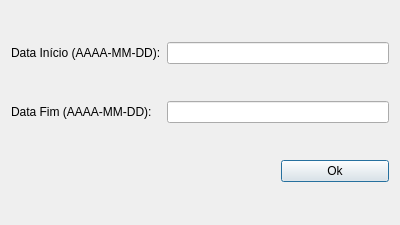
First picture: the form in uis/addAtividadeGeral.ui, repository dsgoficial/SAP_Gerente, before the edit.
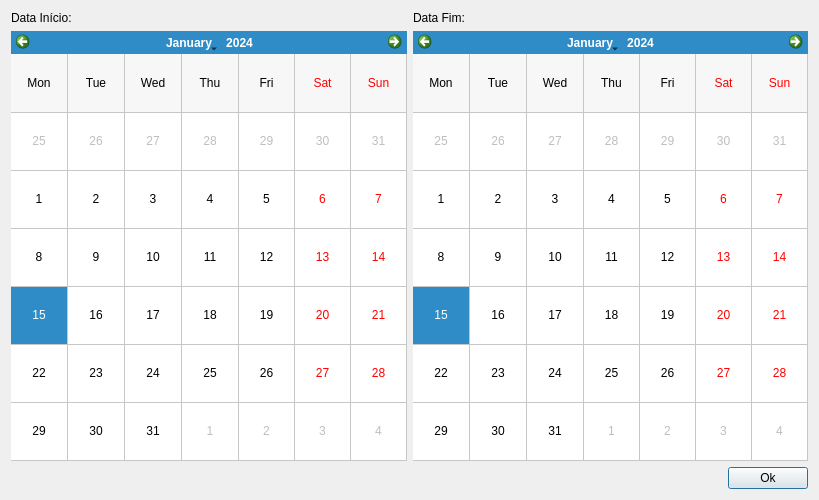
Second picture: the form after the edit.

Commit message: melhoria na escolha de datas para relatório geral e relatório por operador

Patch:
```diff
--- a/uis/addAtividadeGeral.ui
+++ b/uis/addAtividadeGeral.ui
@@ -6,41 +6,84 @@
    <rect>
     <x>0</x>
     <y>0</y>
-    <width>400</width>
-    <height>225</height>
+    <width>819</width>
+    <height>500</height>
    </rect>
   </property>
   <property name="windowTitle">
    <string>Consultar Atividades por Período</string>
   </property>
-  <layout class="QGridLayout" name="gridLayout">
-   <item row="0" column="0">
+  <layout class="QVBoxLayout" name="verticalLayout">
+   <item>
+    <layout class="QHBoxLayout" name="horizontalLayout">
+     <item>
+      <layout class="QVBoxLayout" name="verticalLayout_1">
+       <item>
     <widget class="QLabel" name="labelDataInicio">
      <property name="text">
-      <string>Data Início (AAAA-MM-DD):</string>
+          <string>Data Início:</string>
      </property>
     </widget>
    </item>
-   <item row="0" column="1" colspan="2">
-    <widget class="QLineEdit" name="dataInicioLe"/>
-   </item>
-   <item row="2" column="2">
+       <item>
+        <widget class="QCalendarWidget" name="dataInicioCal">
+         <property name="gridVisible">
+          <bool>true</bool>
+         </property>
+         <property name="verticalHeaderFormat">
+          <enum>QCalendarWidget::NoVerticalHeader</enum>
+         </property>
+        </widget>
+       </item>
+      </layout>
+     </item>
+     <item>
+      <layout class="QVBoxLayout" name="verticalLayout_2">
+       <item>
+        <widget class="QLabel" name="labelDataFim">
+         <property name="text">
+          <string>Data Fim:</string>
+         </property>
+        </widget>
+       </item>
+       <item>
+        <widget class="QCalendarWidget" name="dataFimCal">
+         <property name="gridVisible">
+          <bool>true</bool>
+         </property>
+         <property name="verticalHeaderFormat">
+          <enum>QCalendarWidget::NoVerticalHeader</enum>
+         </property>
+        </widget>
+       </item>
+      </layout>
+     </item>
+    </layout>
+   </item>
+   <item>
+    <layout class="QHBoxLayout" name="horizontalLayout_3">
+     <item>
+      <spacer name="horizontalSpacer">
+       <property name="orientation">
+        <enum>Qt::Horizontal</enum>
+       </property>
+       <property name="sizeHint" stdset="0">
+        <size>
+         <width>40</width>
+         <height>20</height>
+        </size>
+       </property>
+      </spacer>
+     </item>
+     <item>
     <widget class="QPushButton" name="okBtn">
      <property name="text">
       <string>Ok</string>
      </property>
     </widget>
    </item>
-   <item row="1" column="1" colspan="2">
-    <widget class="QLineEdit" name="dataFimLe"/>
+    </layout>
    </item>
-   <item row="1" column="0">
-    <widget class="QLabel" name="labelDataFim">
-     <property name="text">
-      <string>Data Fim (AAAA-MM-DD):</string>
-     </property>
-    </widget>
-   </item>
   </layout>
   <zorder>dataFimLe</zorder>
   <zorder>labelDataInicio</zorder>
```
Left out of the diff: 9 changed lines with no effect on the pictures. Lines whose indentation alone changed are shown as unchanged. The commit also changes 3 other files.
